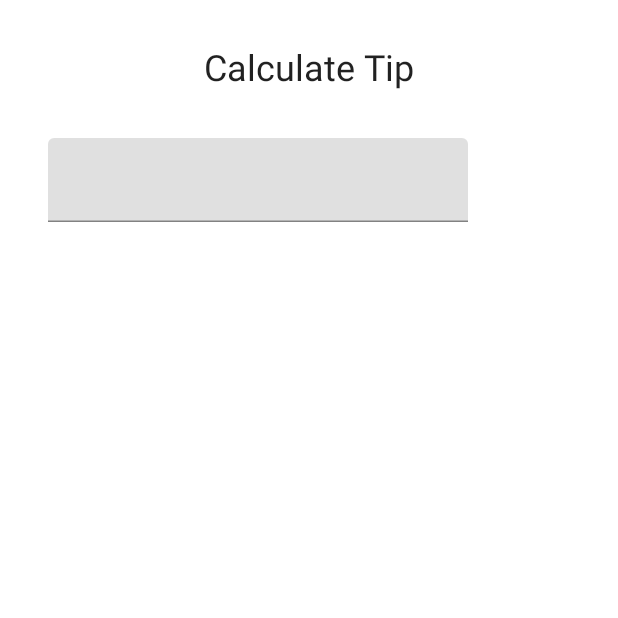
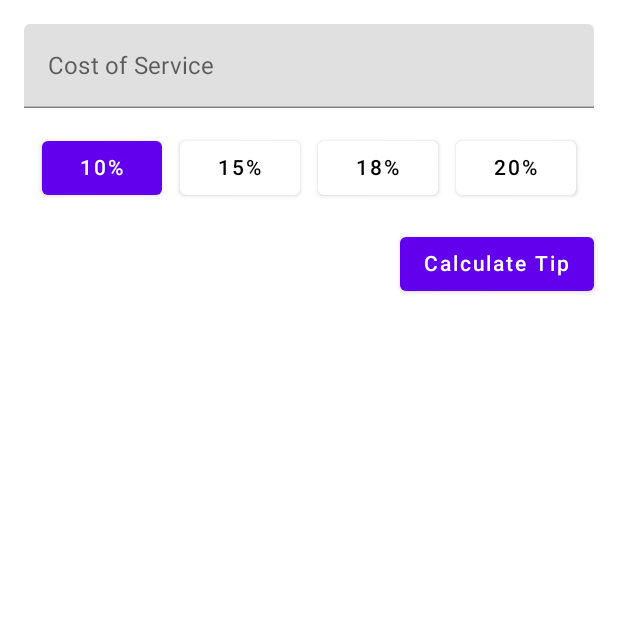
Before and after one commit to ScottCBcit/Tip-Calculator, an Android app built with Jetpack Compose: the screen it shows after launch (MainActivity), on a phone screen of 412 x 824 dp, the top half of it. Run offline under Robolectric (Android 15) with nearby library versions, the phone set to English and light mode, and no system bars.

Commit message:
tip calculator total methods

```diff
--- a/app/src/main/java/com/example/tipcalculator/MainActivity.kt
+++ b/app/src/main/java/com/example/tipcalculator/MainActivity.kt
@@ -3,19 +3,26 @@ package com.example.tipcalculator
 import android.os.Bundle
 import androidx.activity.ComponentActivity
 import androidx.activity.compose.setContent
+import androidx.compose.foundation.background
+import androidx.compose.foundation.border
 import androidx.compose.foundation.layout.*
-import androidx.compose.material.MaterialTheme
-import androidx.compose.material.Surface
-import androidx.compose.material.Text
-import androidx.compose.material.TextField
-import androidx.compose.runtime.Composable
+import androidx.compose.foundation.shape.RoundedCornerShape
+import androidx.compose.foundation.text.KeyboardOptions
+import androidx.compose.material.*
+import androidx.compose.runtime.*
 import androidx.compose.ui.Alignment
 import androidx.compose.ui.Modifier
 import androidx.compose.ui.res.stringResource
+import androidx.compose.ui.text.font.FontWeight
+import androidx.compose.ui.text.input.KeyboardType
 import androidx.compose.ui.tooling.preview.Preview
 import androidx.compose.ui.unit.dp
 import androidx.compose.ui.unit.sp
 import com.example.tipcalculator.ui.theme.TipCalculatorTheme
+import kotlinx.coroutines.CoroutineScope
+import kotlinx.coroutines.Dispatchers
+import kotlinx.coroutines.launch
+
 
 class MainActivity : ComponentActivity() {
     override fun onCreate(savedInstanceState: Bundle?) {
@@ -27,37 +34,109 @@ class MainActivity : ComponentActivity() {
                     modifier = Modifier.fillMaxSize(),
                     color = MaterialTheme.colors.background
                 ) {
-                    TipCalculatorScreen()
+                    TipCalculator()
                 }
             }
         }
     }
 }
 
+@Composable
+fun TipCalculator() {
+    var billAmount by remember { mutableStateOf("") }
+    var selectedTipPercentage by remember { mutableStateOf(0.15f) }
+    var tipAmount by remember { mutableStateOf(0f) }
 
-@Composable
-fun TipCalculatorScreen() {
     Column(
-        modifier = Modifier.padding(32.dp),
-        verticalArrangement = Arrangement.spacedBy(8.dp)
+        modifier = Modifier.padding(16.dp)
     ) {
-        Text(text = stringResource(R.string.tip_calculator_heading),
-        fontSize = 24.sp,
-        modifier = Modifier.align(Alignment.CenterHorizontally))
-        Spacer(Modifier.height(16.dp))
-        EditServiceCostField()
+        TextField(
+            value = billAmount,
+            onValueChange = { billAmount = it },
+            label = { Text(stringResource(R.string.service_cost)) },
+            keyboardOptions = KeyboardOptions.Default.copy(keyboardType = KeyboardType.Number),
+            modifier = Modifier.fillMaxWidth()
+        )
+
+        Spacer(modifier = Modifier.height(16.dp))
+
+        Row(
+            modifier = Modifier.fillMaxWidth(),
+            horizontalArrangement = Arrangement.SpaceEvenly
+        ) {
+            TipPercentageButton(text = "10%", isSelected = selectedTipPercentage == 0.15f) {
+                selectedTipPercentage = 0.15f
+            }
+            TipPercentageButton(text = "15%", isSelected = selectedTipPercentage == 0.18f) {
+                selectedTipPercentage = 0.18f
+            }
+            TipPercentageButton(text = "18%", isSelected = selectedTipPercentage == 0.20f) {
+               selectedTipPercentage = 0.20f
+            }
+            TipPercentageButton(text = "20%", isSelected = selectedTipPercentage == 0.25f) {
+               selectedTipPercentage = 0.25f
+            }
+        }
+
+        Spacer(modifier = Modifier.height(16.dp))
+
+        Button(
+            onClick = {
+                val bill = billAmount.toFloatOrNull() ?: 0f
+                val tip = bill * selectedTipPercentage
+                val total = bill + tip
+                tipAmount = tip // Update the tipAmount state
+            },
+            modifier = Modifier.align(Alignment.End)
+
+        ) {
+            Text(text = "Calculate Tip")
+        }
+
+        // Show the tip amount if it's greater than zero
+        if (tipAmount > 0) {
+            Text(
+                text = stringResource(R.string.tip_amount, String.format("%.2f", tipAmount)),
+                modifier = Modifier
+                    .fillMaxWidth()
+                    .padding(top = 16.dp)
+                    .background(MaterialTheme.colors.primaryVariant)
+                    .padding(16.dp)
+                    .align(Alignment.CenterHorizontally)
+                    .defaultMinSize(minHeight = 48.dp)
+                    .wrapContentSize(align = Alignment.Center)
+                    .then(Modifier.sizeIn(minHeight = 48.dp)),
+                color = MaterialTheme.colors.onPrimary,
+                fontSize = 20.sp,
+                fontWeight = FontWeight.Bold,
+            )
+        }
     }
 }
 
+
 @Composable
-fun EditServiceCostField () {
-    TextField(value = "", onValueChange = {}, )
+fun TipPercentageButton(text: String, isSelected: Boolean, onClick: () -> Unit) {
+    val backgroundColor = if (isSelected) MaterialTheme.colors.primary else MaterialTheme.colors.surface
+    val contentColor = if (isSelected) MaterialTheme.colors.onPrimary else MaterialTheme.colors.onSurface
+
+    Button(
+        onClick = onClick,
+        colors = ButtonDefaults.buttonColors(
+            backgroundColor = backgroundColor,
+            contentColor = contentColor
+        ),
+        modifier = Modifier.width(80.dp)
+    ) {
+        Text(text = text, fontSize = 14.sp)
+    }
 }
+
 
 @Preview(showBackground = true)
 @Composable
 fun DefaultPreview() {
     TipCalculatorTheme {
-        TipCalculatorScreen()
+        TipCalculator()
     }
 }
--- a/app/src/main/res/values/strings.xml
+++ b/app/src/main/res/values/strings.xml
@@ -1,6 +1,9 @@
 <resources>
     <string name="app_name">Tip Calculator</string>
     <string name="tip_amount">Tip Amount: %s</string>
+    <string name="tip_percent">Tip Percent: %s</string>
+    <string name="bill_amount">Bill Amount: %s</string>
+    <string name="total_amount">Total: %s</string>
     <string name="service_cost">Cost of Service</string>
     <string name="tip_calculator_heading">Calculate Tip</string>
 </resources>
```
